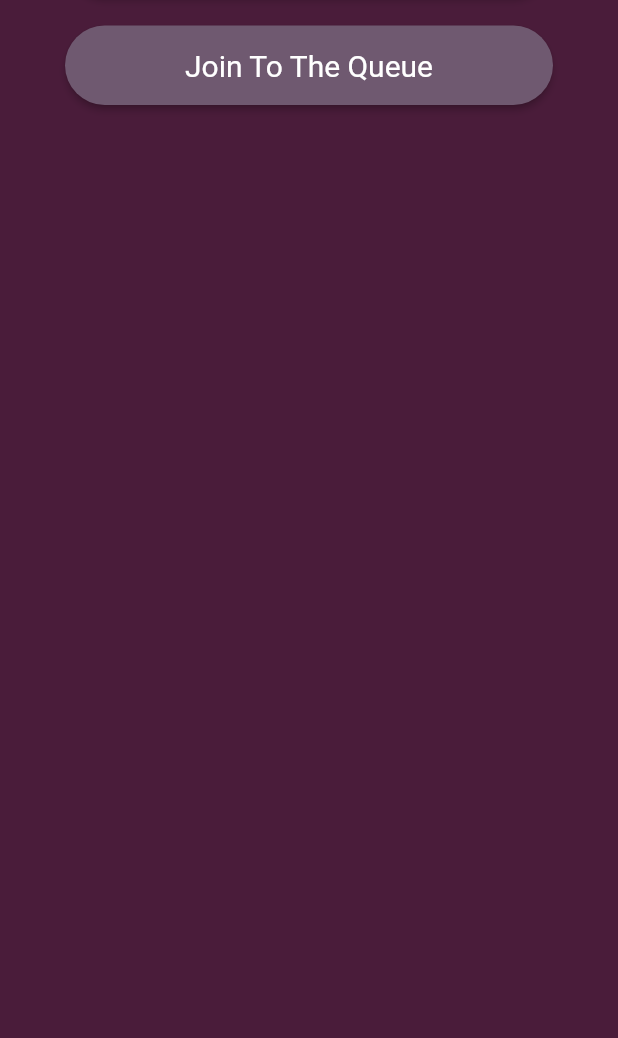
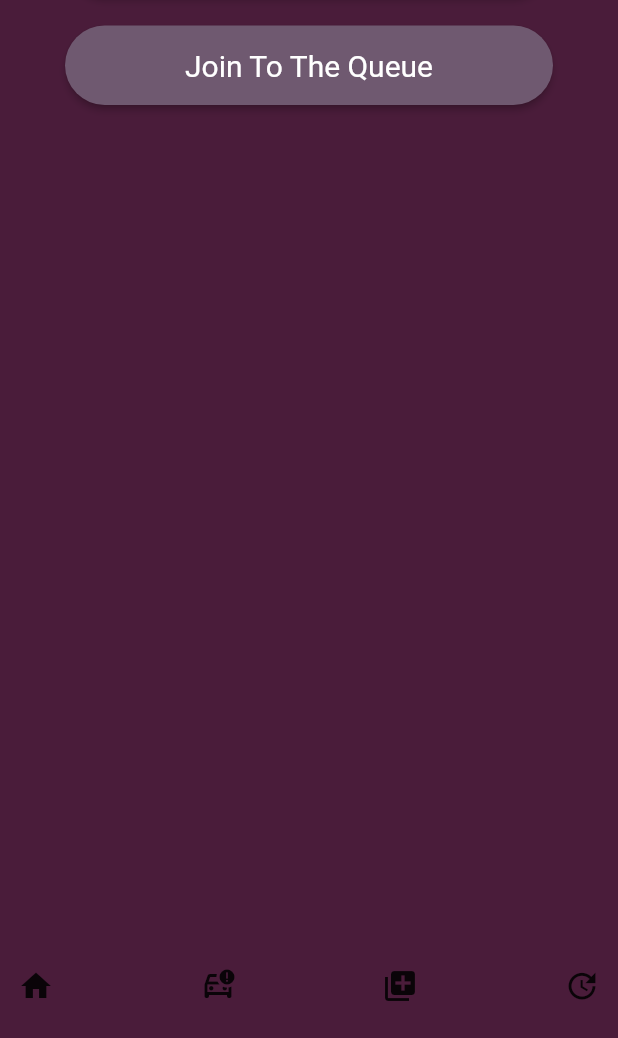
Before and after one commit to Lahiru-Ima/Fuel-App-Front-end, a Flutter app: the Body screen opened by its route, on a phone screen of 412 x 824 dp, the part 198-1236 px from its top. Run offline on Flutter 3.47's test engine with Material 2 defaults, Android fonts, the phone set to English and light mode, and no system bars; our stand-ins replace quickalert, snippet_coder_utils.

Commit message:
ading navigation bar

```diff
--- a/lib/DashBoardPage/Body.dart
+++ b/lib/DashBoardPage/Body.dart
@@ -14,6 +14,43 @@ class Body extends StatelessWidget {
       appBar: AppBar(
         title: const Text("Welcome to Fuel House"),
         backgroundColor: kPrimaryColor,
+      ),
+      bottomNavigationBar: Container(
+        height: 70,
+        color: kPrimaryColor,
+        child: Row(
+          mainAxisAlignment: MainAxisAlignment.spaceBetween,
+          children: [
+            IconButton(
+              onPressed: () {
+                Navigator.pushNamed(context, '/dashBoard');
+              },
+              icon: Icon(Icons.home),
+            ),
+            IconButton(
+              onPressed: () {
+                Navigator.pushNamed(context, '/viewQueue');
+              },
+              icon: Icon(Icons.car_crash_outlined),
+            ),
+            IconButton(
+              onPressed: () {
+                Navigator.pushNamed(context, '/joinQueue');
+                // Navigator.of(context)
+                //     .push(MaterialPageRoute(builder: (context) => Scan()));
+              },
+              icon: Icon(
+                Icons.queue,
+              ),
+            ),
+            IconButton(
+              onPressed: () {
+                Navigator.pushNamed(context, '/fuelStateUpdate');
+              },
+              icon: Icon(Icons.update),
+            ),
+          ],
+        ),
       ),
       backgroundColor: kPrimaryColor,
       body: Center(
--- a/lib/main.dart
+++ b/lib/main.dart
@@ -40,11 +40,11 @@ class FuelApp extends StatelessWidget {
         // home: FuelFinishUpdate(),
         // home: QueueUpdate(),
         // home: SplashBody(),
-        home: NavBar(),
+        // home: NavBar(),
         // home: SearchNearestShed(),
         //home: const LogInScreen(),
         // home: Body(),
-        //home: LandingPage(),
+        home: LandingPage(),
         routes: {
           '/registerPage': (context) => SignUpScreen(),
           '/selectNearestShed': (context) => SearchNearestShed(),
```
Also changed, not shown: lib/station_owner_screen/fuelStatusUpdateScreen.dart (+40 -1 lines), lib/userOnQueue/queueUpdateScreen.dart (+40 -3 lines), lib/viewQue/viewQueue.dart (+46 -6 lines), lib/widgets/login_form.dart (+8 -1 lines).
